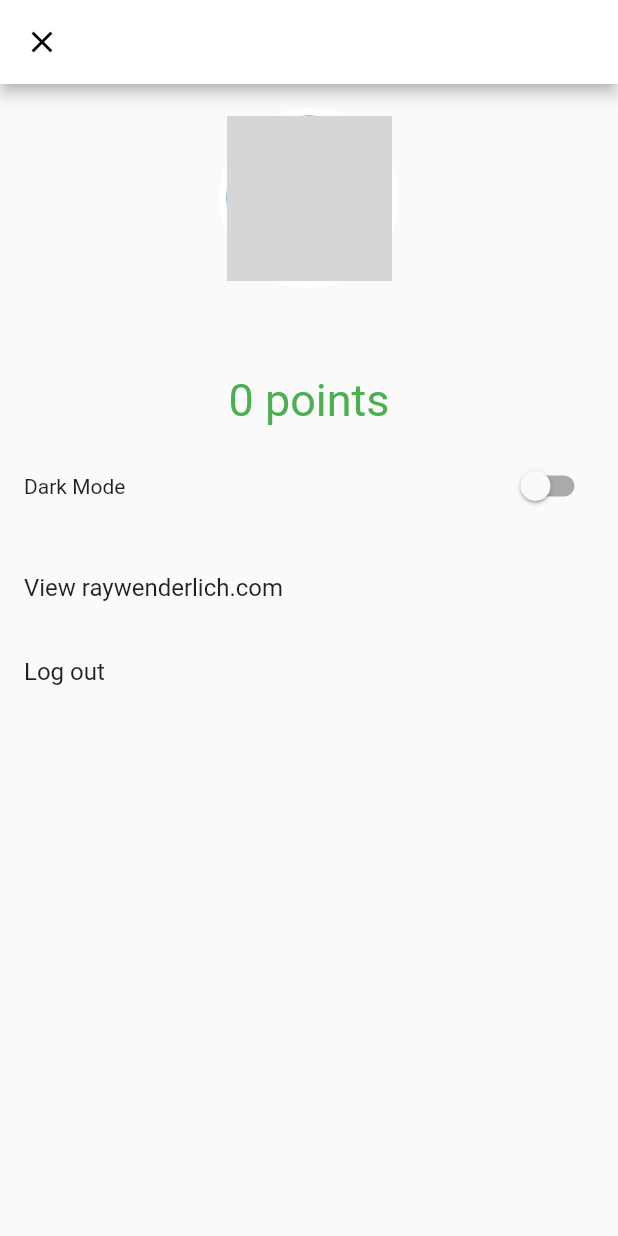
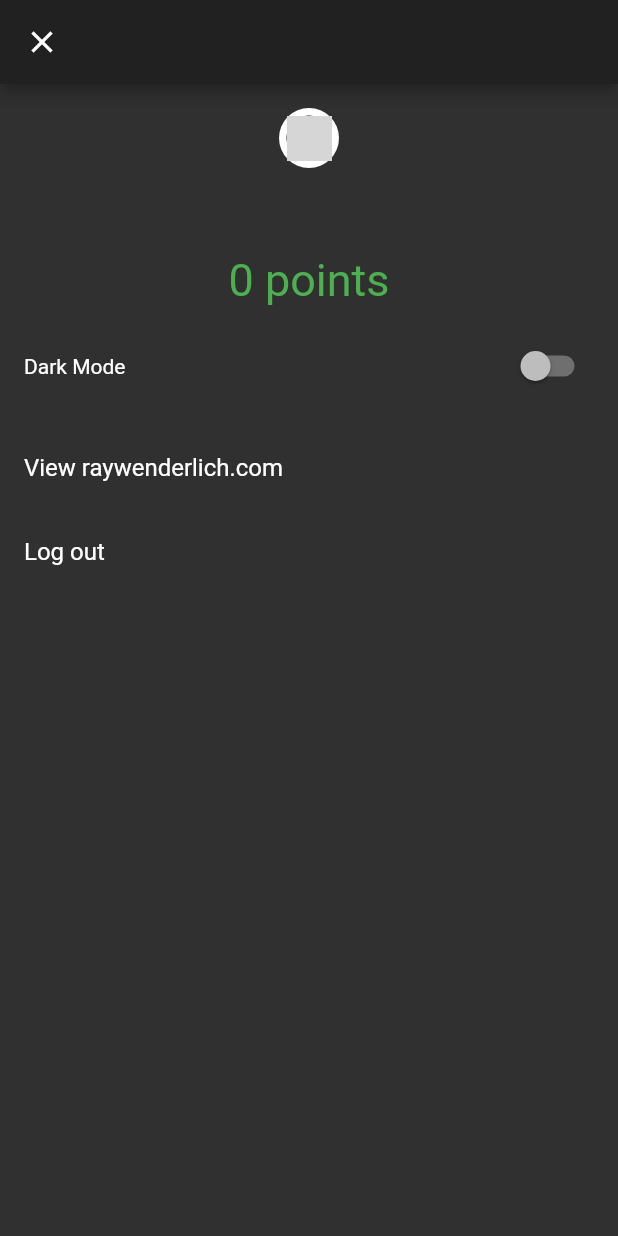
Before and after one commit to BLANK00ANONYMOUS/Cookipidia_final_model, a Flutter app: the ProfileScreen screen opened directly with empty values, on a phone screen of 412 x 824 dp. Run offline on Flutter 3.47's test engine with Material 2 defaults, Android fonts, the phone set to English and light mode, and no system bars; our stand-ins replace flutter_colorpicker, google_fonts, image_picker, shared_preferences, smooth_page_indicator, webview_flutter; accounts and stored records are empty; statements that could not run were skipped; grey boxes are pictures that could not be loaded.

Commit message:
9th commit

```diff
--- a/lib/models/profile_manager.dart
+++ b/lib/models/profile_manager.dart
@@ -5,13 +5,13 @@ import 'models.dart';
 
 class ProfileManager extends ChangeNotifier {
   User get getUser => User(
-    firstName: 'Stef',
-    lastName: 'Patt',
-    role: 'Flutterista',
-    profileImageUrl: 'assets/profile_pics/person_stef.jpeg',
-    points: 100,
-    darkMode: _darkMode,
-  );
+        firstName: 'Shubham',
+        lastName: 'Mahajan',
+        role: 'Flutterista',
+        profileImageUrl: 'assets/profile_pics/person_shubham.jpeg',
+        points: 100,
+        darkMode: _darkMode,
+      );
 
   bool get didSelectUser => _didSelectUser;
   bool get didTapOnRaywenderlich => _tapOnRaywenderlich;
@@ -19,7 +19,7 @@ class ProfileManager extends ChangeNotifier {
 
   var _didSelectUser = false;
   var _tapOnRaywenderlich = false;
-  var _darkMode = false;
+  var _darkMode = true;
 
   void set darkMode(bool darkMode) {
     _darkMode = darkMode;
--- a/lib/screens/home.dart
+++ b/lib/screens/home.dart
@@ -88,7 +88,7 @@ class _HomeState extends State<Home> {
         child: const CircleAvatar(
           backgroundColor: Colors.transparent,
           backgroundImage: AssetImage(
-            'assets/profile_pics/person_stef.jpeg',
+            'assets/profile_pics/person_shubham.jpeg',
           ),
         ),
         onTap: () {
--- a/lib/screens/profile_screen.dart
+++ b/lib/screens/profile_screen.dart
@@ -1,6 +1,10 @@
+import 'dart:io';
+
 import 'package:cookipidia/models/cookipidia_pages.dart';
 import 'package:flutter/foundation.dart' show kIsWeb;
 import 'package:flutter/material.dart';
+import 'package:flutter/services.dart';
+import 'package:image_picker/image_picker.dart';
 import 'package:provider/provider.dart';
 import 'package:url_launcher/url_launcher.dart';
 
@@ -101,13 +105,34 @@ class _ProfileScreenState extends State<ProfileScreen> {
       ),
     );
   }
-
+  File? image;
+  Future pickImage() async {
+    try {
+      final image = await ImagePicker().pickImage(source: ImageSource.gallery);
+      if (image == null) {
+        return;
+      }
+      final imageTemporary = File(image.path);
+      setState(() {
+        this.image = imageTemporary;
+      });
+    } on PlatformException catch (e) {
+      print('Failed to pick the image: $e');
+    }
+  }
   Widget buildProfile() {
     return Column(
       children: [
-        CircleImage(
-          imageProvider: AssetImage(widget.user.profileImageUrl),
-          imageRadius: 60.0,
+        GestureDetector(
+          onTap: () => pickImage() ,
+          child: CircleAvatar(
+            backgroundColor: Colors.white,
+            radius: 20,
+            child: CircleAvatar(
+              radius: 20 - 5,
+              backgroundImage: ,
+            ),
+          ),
         ),
         const SizedBox(height: 16.0),
         Text(
--- a/pubspec.yaml
+++ b/pubspec.yaml
@@ -43,6 +43,8 @@ dependencies:
   webview_flutter: ^3.0.1
   url_launcher: ^6.0.20
   shared_preferences: ^2.0.13
+  image_picker: ^0.8.5
+  path_provider: ^2.0.9
 
 dev_dependencies:
   flutter_test:
```
Also changed, not shown: assets/profile_pics/person_shubham.jpeg (added), pubspec.lock.
